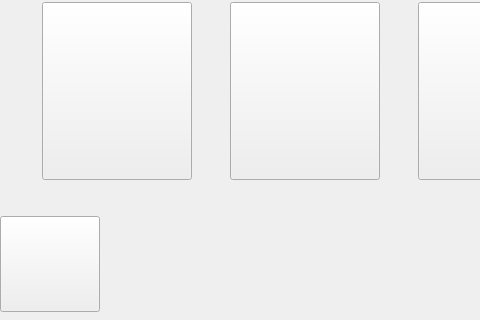
The window that ClientApp/qt/home_qt.ui (re3Dprinting/touchscreen) describes before a commit, drawn with Qt 5; both pictures show x 0 to 480 and y 128 to 448 of the 800 by 448 pixel window.
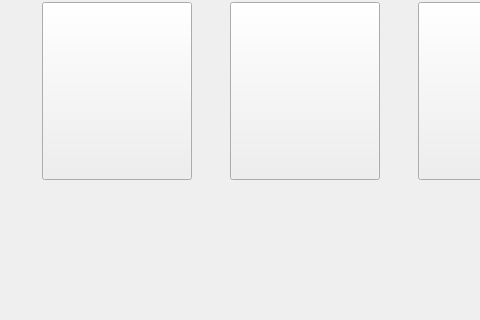
The same window after the commit. Icons and pictures are not drawn.

Commit message: Hide the home page button.

Patch:
```diff
--- a/ClientApp/qt/home_qt.ui
+++ b/ClientApp/qt/home_qt.ui
@@ -243,7 +243,7 @@
     </size>
    </property>
    <property name="styleSheet">
-    <string notr="true">PushButton { border: 0px; }</string>
+    <string notr="true">QPushButton { background: rgba(255,255,255,0); outline: none; border: none; } QPushButton:checked{background: rgba(255,255,255,0); outline: none; border: none;} QPushButton:pressed { background: rgba(0,0,0,0); outline: none; border: none; }</string>
    </property>
    <property name="text">
     <string/>
```
The commit also changes 1 other file.
